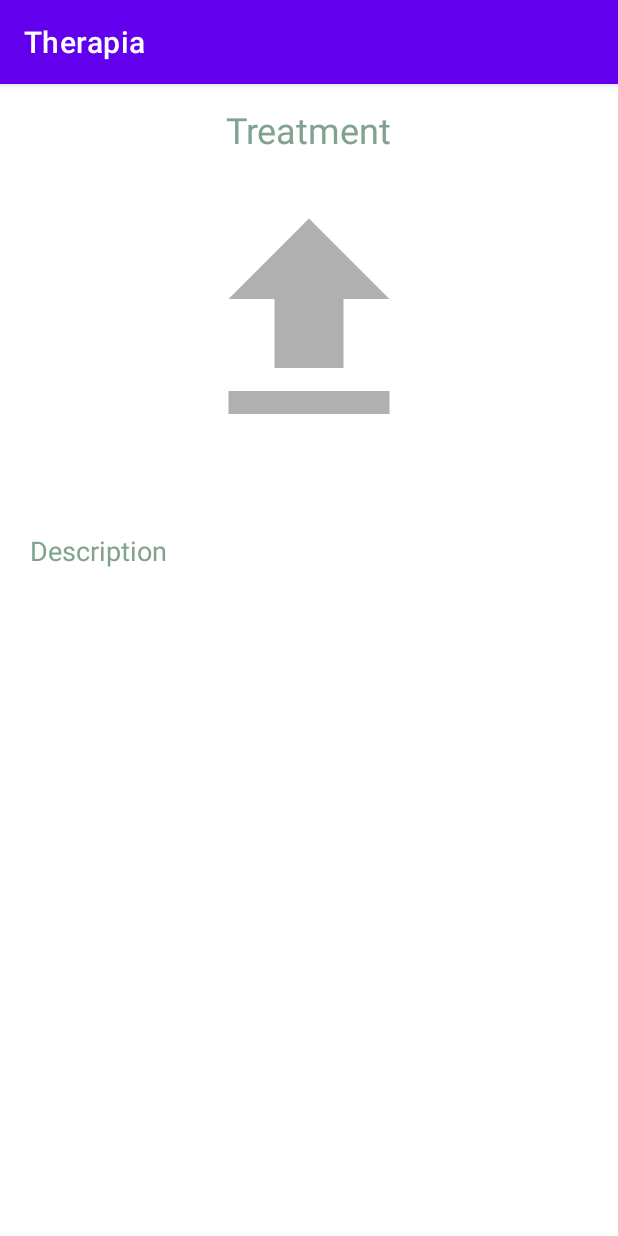
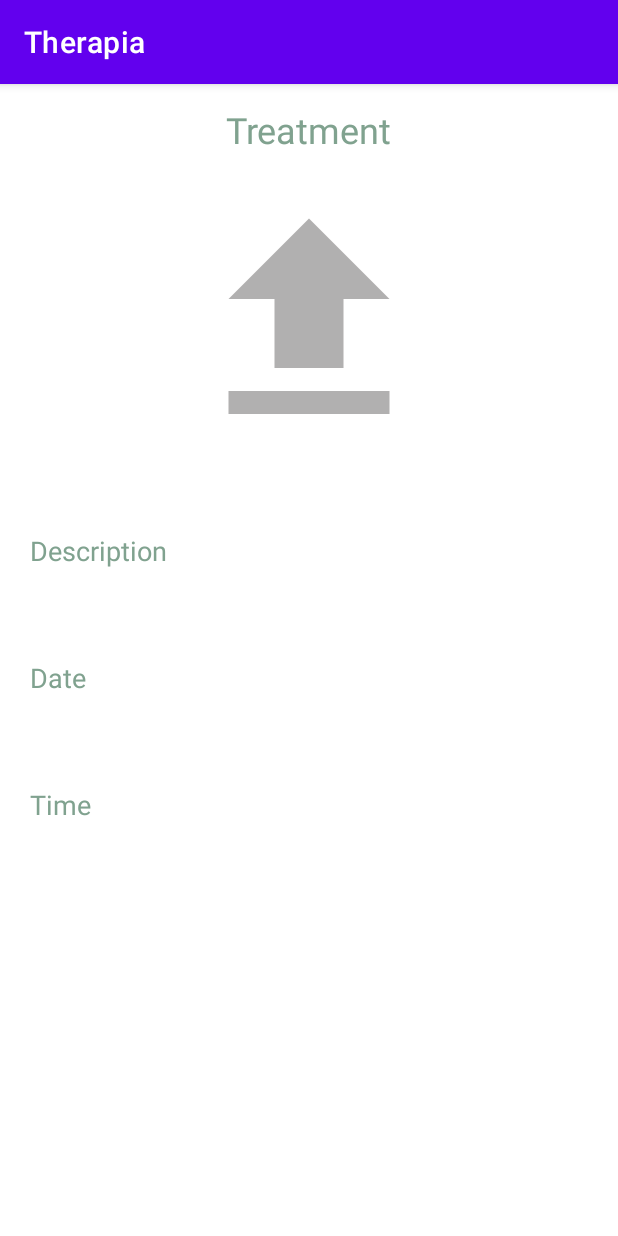
Before and after one commit to Kuasawan-Murbawan/therapia, an Android app: the DetailActivity screen opened directly, with no data from a screen before it, on a phone screen of 412 x 824 dp. Run offline under Robolectric (Android 15) with nearby library versions, the phone set to English and light mode, and no system bars.

Commit message:
adding date & time to the upload post

```diff
--- a/app/src/main/java/com/husyairi/therapia/DetailActivity.java
+++ b/app/src/main/java/com/husyairi/therapia/DetailActivity.java
@@ -10,7 +10,7 @@ import com.bumptech.glide.Glide;
 
 public class DetailActivity extends AppCompatActivity {
 
-    TextView detailDesc, detailTreatment;
+    TextView detailDesc, detailTreatment, detailTime, detailDate;
     ImageView detailImage;
 
     @Override
@@ -18,14 +18,18 @@ public class DetailActivity extends AppCompatActivity {
         super.onCreate(savedInstanceState);
         setContentView(R.layout.activity_detail);
 
+        detailDate = findViewById(R.id.detailDate);
         detailDesc = findViewById(R.id.detailDesc);
         detailTreatment = findViewById(R.id.detailTreatment);
         detailImage = findViewById(R.id.detailImage);
+        detailTime = findViewById(R.id.detailTime);
 
         Bundle bundle = getIntent().getExtras();
         if(bundle != null){
             detailDesc.setText(bundle.getString("Description"));
             detailTreatment.setText(bundle.getString("Treatment"));
+            detailDate.setText(bundle.getString("Date"));
+            detailTime.setText(bundle.getString("Time"));
             Glide.with(this).load(bundle.getString("Image")).into(detailImage);
 
         }
--- a/app/src/main/res/layout/activity_detail.xml
+++ b/app/src/main/res/layout/activity_detail.xml
@@ -42,5 +42,28 @@
         android:textColor="@color/TherapiaGreen"
         />
 
+    <TextView
+        android:layout_width="match_parent"
+        android:layout_height="wrap_content"
+        android:id="@+id/detailDate"
+        android:layout_marginTop="20dp"
+        android:padding="20dp"
+        android:text="Date"
+        android:layout_gravity="center"
+        android:textSize="18sp"
+        android:textColor="@color/TherapiaGreen"
+        />
+
+    <TextView
+        android:layout_width="match_parent"
+        android:layout_height="wrap_content"
+        android:id="@+id/detailTime"
+        android:layout_marginTop="20dp"
+        android:padding="20dp"
+        android:text="Time"
+        android:layout_gravity="center"
+        android:textSize="18sp"
+        android:textColor="@color/TherapiaGreen"
+        />
 
 </LinearLayout>
--- a/app/src/main/res/layout/recycler_item.xml
+++ b/app/src/main/res/layout/recycler_item.xml
@@ -54,14 +54,14 @@
             android:textSize="19sp"/>
 
         <TextView
-            android:id="@+id/recDesc"
+            android:id="@+id/recDate"
             android:layout_width="140dp"
             android:layout_height="wrap_content"
             android:layout_below="@id/recTreatment"
             android:layout_marginStart="20dp"
             android:layout_toEndOf="@+id/recImage"
             android:maxLines="2"
-            android:text="Description"
+            android:text="Date"
             android:textColor="#80A28F"
             android:textSize="12sp"/>
 
--- a/app/src/main/res/values/styles.xml
+++ b/app/src/main/res/values/styles.xml
@@ -3,4 +3,5 @@
     <style name="Button.Black" parent="ThemeOverlay.AppCompat">
         <item name="colorAccent">@android:color/black</item>
     </style>
+
 </resources>
```
Also changed, not shown: app/src/main/java/com/husyairi/therapia/DataClass.java (+17 -3 lines), app/src/main/java/com/husyairi/therapia/MyAdapter.java (+8 -5 lines), app/src/main/java/com/husyairi/therapia/UploadPosting.java (+31 -2 lines), app/src/main/res/layout/activity_upload_posting.xml (+15 -1 lines).
